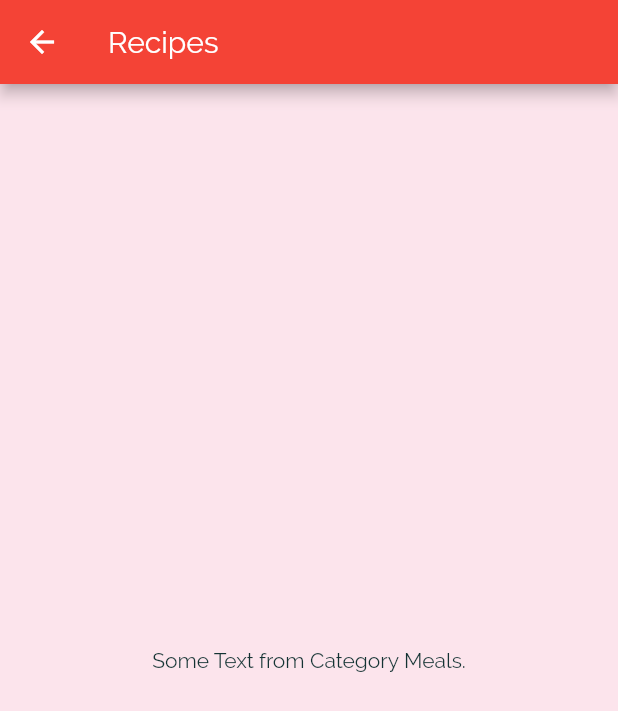
After one commit to SaadiSidali/CookBook, a Flutter app: the screen it shows after launch, after a tap on "Italian", on a phone screen of 412 x 824 dp. The commit adds this screen. Shown: the top 711 px of the screen. Run offline on Flutter 3.47's test engine with Material 2 defaults, Android fonts, the phone set to English and light mode, and no system bars.

Commit message:
Clickable items and diffrent screens

```diff
--- a/lib/category_item.dart
+++ b/lib/category_item.dart
@@ -1,3 +1,4 @@
+import 'package:cook_book/category_meals_screen.dart';
 import 'package:flutter/material.dart';
 
 class CategoryItem extends StatelessWidget {
@@ -6,9 +7,23 @@ class CategoryItem extends StatelessWidget {
 
   CategoryItem(this.title, this.color);
 
+  void selectCategory(BuildContext ctx) {
+    Navigator.of(ctx).push(
+      MaterialPageRoute(
+        builder: (f) {
+          return CategoryMealsScreen();
+        },
+      ),
+    );
+  }
+
   @override
   Widget build(BuildContext context) {
-    return Container(
+    return InkWell(
+      onTap: () => selectCategory(context),
+      splashColor: Theme.of(context).primaryColor,
+      borderRadius: BorderRadius.circular(15),
+      child: Container(
         padding: const EdgeInsets.all(15),
         child: Text(
           title,
@@ -25,6 +40,7 @@ class CategoryItem extends StatelessWidget {
           ),
           borderRadius: BorderRadius.circular(15),
         ),
+      ),
     );
   }
 }
--- /dev/null
+++ b/lib/category_meals_screen.dart
@@ -0,0 +1,17 @@
+import 'package:flutter/material.dart';
+
+class CategoryMealsScreen extends StatelessWidget {
+  @override
+  Widget build(BuildContext context) {
+    return Scaffold(
+      appBar: AppBar(
+        title: Text('Recipes'),
+      ),
+      body: Center(
+        child: Text(
+          'Some Text from Category Meals.',
+        ),
+      ),
+    );
+  }
+}
--- a/lib/dummy_data.dart
+++ b/lib/dummy_data.dart
@@ -50,7 +50,7 @@ const DUMMY_CATEGORIES = const [
   ),
   Category(
     id: 'c10',
-    title: 'Summer',
+    title: 'Cum',
     color: Colors.teal,
   ),
 ];
```
Also changed, not shown: flutter_01.png (added), 1 other file. Lines whose indentation alone changed are shown as unchanged.
